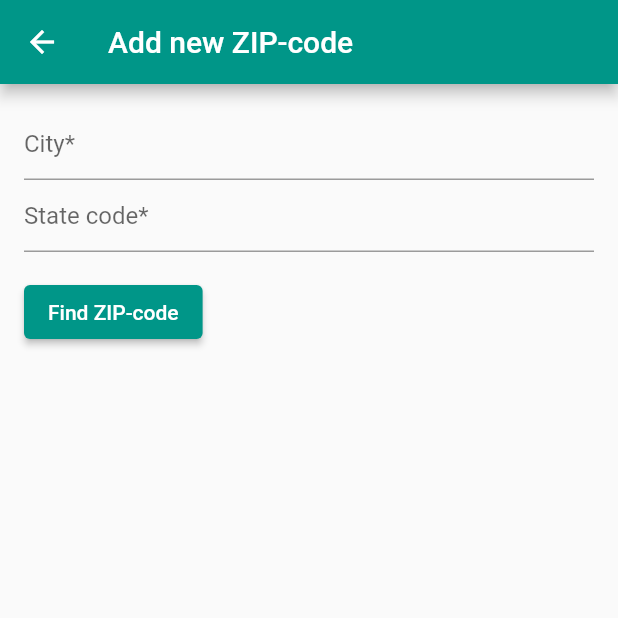
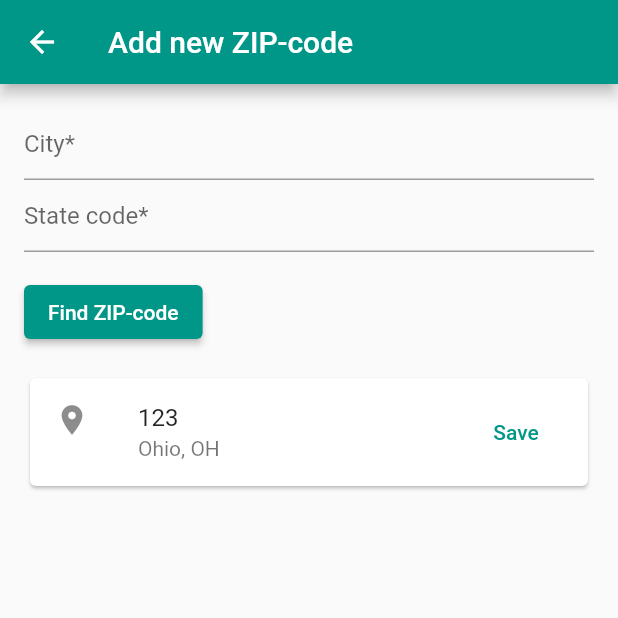
Before and after one commit to eug-vs/ziplock, a Flutter app: the FormPage screen opened directly, on a phone screen of 412 x 824 dp, the top half of it. Run offline on Flutter 3.47's test engine with Material 2 defaults, Android fonts, the light colour scheme and no system bars.

Commit message:
feat: add ZipCodeCard component

```diff
--- /dev/null
+++ b/lib/components/ZipCodeCard/ZipCode.dart
@@ -0,0 +1,10 @@
+class ZipCode {
+  ZipCode({this.code, this.city, this.stateCode});
+  final String code;
+  final String city;
+  final String stateCode;
+
+  String location() {
+    return '$city, $stateCode';
+  }
+}
--- /dev/null
+++ b/lib/components/ZipCodeCard/ZipCodeCard.dart
@@ -0,0 +1,28 @@
+import 'package:flutter/material.dart';
+import './ZipCode.dart';
+
+// TODO: make stateful?
+class ZipCodeCard extends StatelessWidget {
+  ZipCodeCard({Key key, this.zipCode}) : super(key: key);
+
+  final ZipCode zipCode;
+
+  @override
+  Widget build(BuildContext context) {
+    return Center(
+      child: Card(
+        child: ListTile(
+          leading: Icon(Icons.location_on),
+          title: Text(this.zipCode.code),
+          subtitle: Text(this.zipCode.location()),
+          trailing: TextButton(
+            child: const Text('Save'),
+            onPressed: () {
+              // TODO: handle press
+            },
+          ),
+        )
+      ),
+    );
+  }
+}
--- a/lib/containers/FormPage/FormPage.dart
+++ b/lib/containers/FormPage/FormPage.dart
@@ -1,9 +1,21 @@
 import 'package:flutter/material.dart';
 import './SearchForm.dart';
+import '../../components/ZipCodeCard/ZipCodeCard.dart';
+import '../../components/ZipCodeCard/ZipCode.dart';
 
 
-class FormPage extends StatelessWidget {
+class FormPage extends StatefulWidget {
   FormPage({Key key}) : super(key: key);
+
+  @override
+  _FormPageState createState() => _FormPageState();
+}
+
+
+class _FormPageState extends State<FormPage> {
+  final List<ZipCode> _zipCodes = [
+    new ZipCode(code: '123', city: 'Ohio', stateCode: 'OH')
+  ];
 
   @override
   Widget build(BuildContext context) {
@@ -13,7 +25,16 @@ class FormPage extends StatelessWidget {
       ),
       body: Padding(
         padding: const EdgeInsets.symmetric(vertical: 16.0, horizontal: 16.0),
-        child: SearchForm()
+        child: Column(
+          children: <Widget>[
+            SearchForm(),
+            Expanded(
+              child: ListView(
+                children: _zipCodes.map((ZipCode zipCode) => ZipCodeCard(zipCode: zipCode)).toList()
+              ),
+            )
+          ]
+        )
       ),
     );
   }
```
